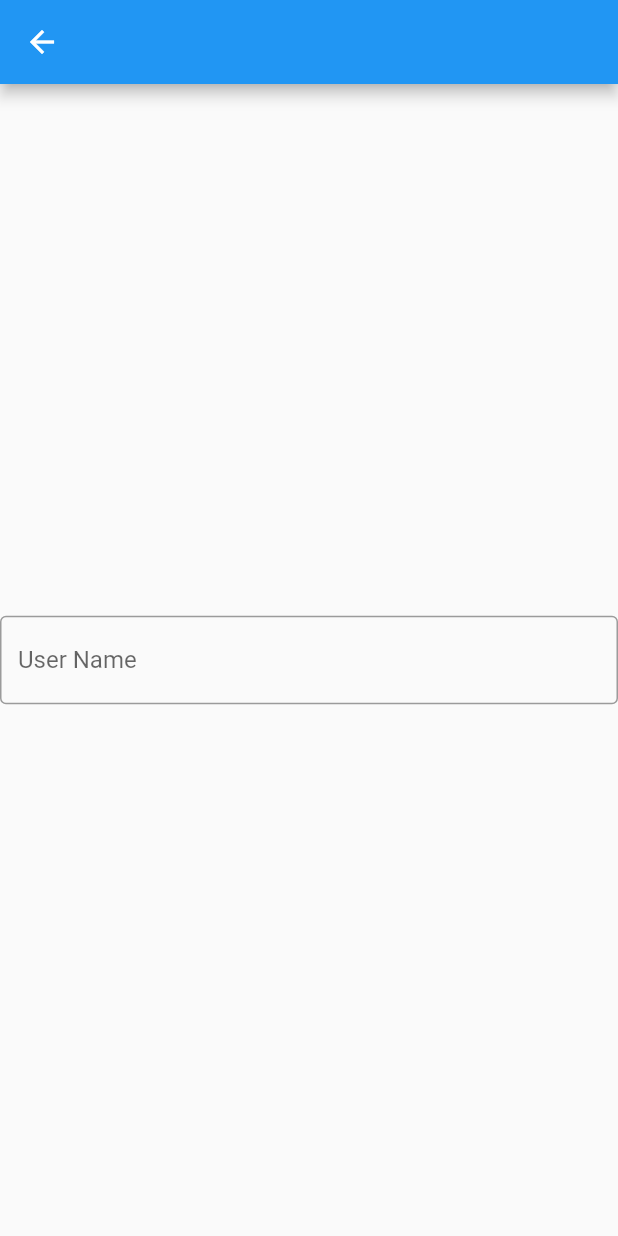
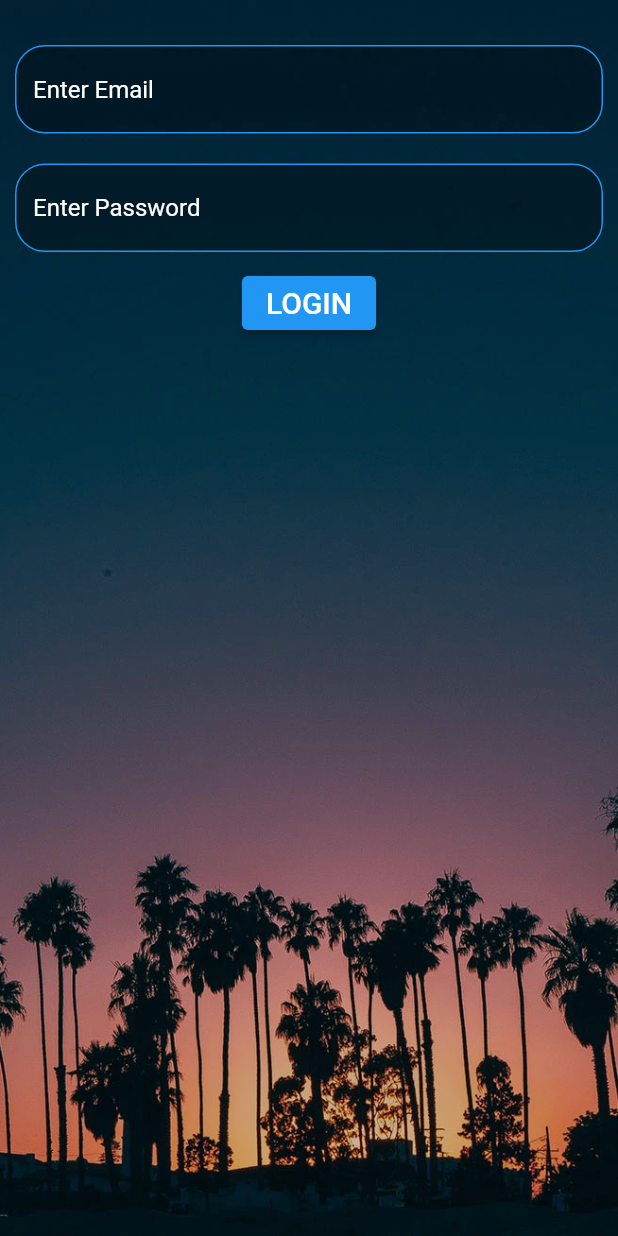
Before and after one commit to Bilalamir27/tokenmap, a Flutter app: the screen it shows after launch, after a tap on "Login", on a phone screen of 412 x 824 dp. Run offline on Flutter 3.47's test engine with Material 2 defaults, Android fonts, the phone set to English and light mode, and no system bars; our stand-ins replace cloud_firestore, firebase_auth, firebase_core; accounts and stored records are empty; network calls fail.

Commit message:
created the ui for login page

```diff
--- a/lib/Views/login.dart
+++ b/lib/Views/login.dart
@@ -1,4 +1,9 @@
 import 'package:flutter/material.dart';
+import 'package:firebase_auth/firebase_auth.dart';
+import 'package:cloud_firestore/cloud_firestore.dart';
+import 'package:tokenmap/Views/navigation.dart';
+
+import 'signup.dart';
 
 class LoginPage extends StatefulWidget {
   LoginPage({Key? key, required this.title}) : super(key: key);
@@ -9,24 +14,125 @@ class LoginPage extends StatefulWidget {
 }
 
 class _LoginPageState extends State<LoginPage> {
+
+  final _auth = FirebaseAuth.instance;
+  var email;
+  var password;
+  var name;
+
+  _signIn(){
+    //https://api.flutter.dev/flutter/material/AlertDialog-class.html
+    showDialog(context: context,
+        barrierDismissible: false,
+        builder: (BuildContext context) {
+          return AlertDialog(
+            title: Text("Unable to sign in"),
+            content: Text("Username or password incorrect"),
+            actions: <Widget>[
+              ElevatedButton(onPressed: () => Navigator.of(context).pop(),
+                  child: Text("OK"))
+            ],
+          );
+        }
+    );
+  }
+
   @override
   Widget build(BuildContext context) {
+    return new Scaffold(
+      body: Container(
+        color: Colors.black,
+        child: Stack(
+          children: [
+            Positioned.fill(
+              child: Opacity(
+                opacity: 0.8,
+                child: Image.asset(
+                  'assets/background.jpg',
+                  fit: BoxFit.cover,
+                ),
+              ),
+            ),
+            Center(
+              child: Column(
+                mainAxisAlignment: MainAxisAlignment.start,
+                children: [
+                  Container(color: Colors.transparent,height: 20),
+                  Flexible(
+                      child: Container(
+                        margin: const EdgeInsets.all(10),
+                        child:TextFormField(
+                          onChanged: (x){
+                            email=x;
+                          },
+                          style: TextStyle(color: Colors.white),
+                          decoration: InputDecoration(
+                              hintStyle: TextStyle(color: Colors.white),
+                              hintText: "Enter Email",
+                              filled: true,
+                              fillColor: Colors.black.withOpacity(0.3),
+                              enabledBorder: OutlineInputBorder(
+                                  borderRadius: BorderRadius.circular(20),
+                                  borderSide: BorderSide(color: Colors.blue)
+                              ),
+                              focusedBorder: OutlineInputBorder(
+                                  borderRadius: BorderRadius.circular(20),
+                                  borderSide: BorderSide(color: Colors.blue)
 
-    return Scaffold(
-      appBar: AppBar(
-        title: Text(widget.title),
-      ),
-      body: Center(
-        child: Column(
-          mainAxisAlignment: MainAxisAlignment.center,
-          children: <Widget>[
-            const TextField(
-                  decoration: InputDecoration(
-                  border: OutlineInputBorder(),
-                  labelText: 'User Name',
-            ),
-          ),
-        ]),
+                              )
+
+                          ),
+                        ) ,
+                      )),
+                  Flexible(
+                    child:Container(
+                      margin: const EdgeInsets.all(10),
+                      child:TextFormField(
+                        onChanged: (x){
+                          password=x;
+                        },
+                        obscureText: true,
+                        style: TextStyle(color: Colors.white),
+                        decoration: InputDecoration(
+                            hintStyle: TextStyle(color: Colors.white),
+                            hintText: "Enter Password",
+                            filled: true,
+                            fillColor: Colors.black.withOpacity(0.3),
+                            enabledBorder: OutlineInputBorder(
+                                borderRadius: BorderRadius.circular(20),
+                                borderSide: BorderSide(color: Colors.blue)
+                            ),
+                            focusedBorder: OutlineInputBorder(
+                                borderRadius: BorderRadius.circular(20),
+                                borderSide: BorderSide(color: Colors.blue)
+
+                            )
+
+                        ),
+                      ) ,
+                    ),),
+                  Flexible(
+                      child:ElevatedButton(
+                        onPressed: () async{
+                          try{
+                            final result = await _auth.signInWithEmailAndPassword(email: email.toString().trim(), password: password.toString().trim());
+                            // if(result != null){
+                            //   Navigator.push(context, MaterialPageRoute(
+                            //       //builder: (context) => _signIn(uid: result.user.uid)));
+                            // }
+                          }catch(e){
+                            _signIn();
+                          }
+                        },
+                        //color: Colors.deepOrangeAccent,
+                        child: Text("LOGIN",style: TextStyle(color: Colors.white,fontSize: 20)),
+                        //color: Colors.black12,
+                      ) )
+                ],
+              ),
+            )
+          ],
+        ),
       ),
     );
   }
```
